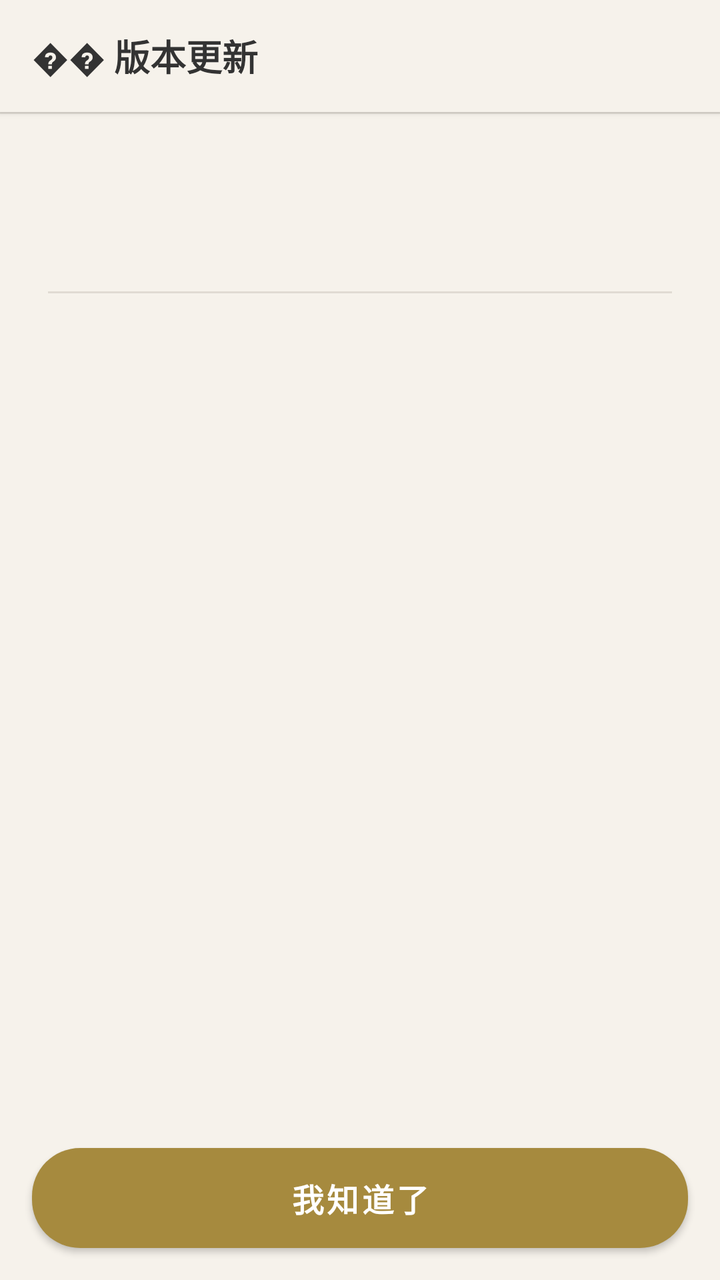
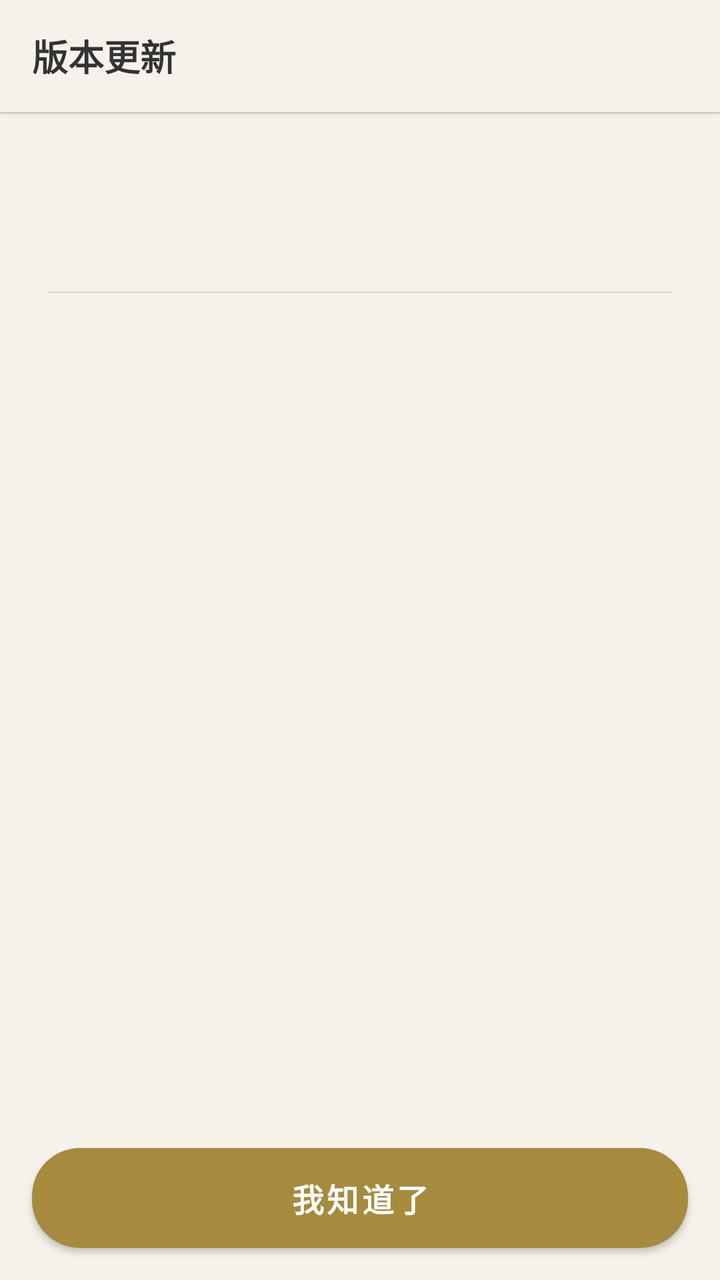

Screens rendered from an Android XML layout before and after an edit, with the pre-edit source and the edit as a unified diff.
<!-- AndroidManifest.xml: activity theme Theme.YizhaiYiju -->
<!-- res/layout/activity_announcement.xml -->
<?xml version="1.0" encoding="utf-8"?>
<LinearLayout xmlns:android="http://schemas.android.com/apk/res/android"
    android:orientation="vertical"
    android:background="@color/bg_page"
    android:layout_width="match_parent"
    android:layout_height="match_parent">
    <LinearLayout
        android:gravity="center_vertical"
        android:background="@color/bg_toolbar"
        android:paddingLeft="16dp"
        android:paddingRight="16dp"
        android:layout_width="match_parent"
        android:layout_height="56dp"
        android:elevation="2dp"
        android:paddingHorizontal="16dp">
        <TextView
            android:textSize="18sp"
            android:textStyle="bold"
            android:textColor="@color/text_primary"
            android:layout_width="0dp"
            android:layout_height="wrap_content"
            android:text="�� 版本更新"
            android:layout_weight="1"/>
        <TextView
            android:textSize="13sp"
            android:textColor="@color/text_secondary"
            android:id="@+id/tv_version_label"
            android:layout_width="wrap_content"
            android:layout_height="wrap_content"/>
    </LinearLayout>
    <View
        android:background="@color/border_soft"
        android:layout_width="match_parent"
        android:layout_height="1dp"/>
    <ScrollView
        android:padding="24dp"
        android:layout_width="match_parent"
        android:layout_height="0dp"
        android:layout_weight="1">
        <LinearLayout
            android:orientation="vertical"
            android:layout_width="match_parent"
            android:layout_height="wrap_content">
            <TextView
                android:textSize="20sp"
                android:textStyle="bold"
                android:textColor="@color/text_primary"
                android:id="@+id/tv_title"
                android:layout_width="wrap_content"
                android:layout_height="wrap_content"/>
            <TextView
                android:textSize="13sp"
                android:textColor="@color/text_light"
                android:id="@+id/tv_date"
                android:layout_width="wrap_content"
                android:layout_height="wrap_content"
                android:layout_marginTop="4dp"/>
            <View
                android:background="@color/border_soft"
                android:layout_width="match_parent"
                android:layout_height="1dp"
                android:layout_marginTop="16dp"
                android:layout_marginBottom="16dp"
                android:layout_marginVertical="16dp"/>
            <LinearLayout
                android:orientation="vertical"
                android:id="@+id/items_container"
                android:layout_width="match_parent"
                android:layout_height="wrap_content"/>
        </LinearLayout>
    </ScrollView>
    <Button
        android:textSize="16sp"
        android:textStyle="bold"
        android:textColor="#ffffff"
        android:id="@+id/btn_dismiss"
        android:background="@drawable/bg_gold_button"
        android:layout_width="match_parent"
        android:layout_height="50dp"
        android:layout_margin="16dp"
        android:text="我知道了"/>
</LinearLayout>
<!-- resources referenced by this layout -->
<resources>
  <color name="bg_page">#f6f2eb</color>
  <color name="bg_toolbar">#f6f2eb</color>
  <color name="border_soft">#e0dbd3</color>
  <color name="text_light">#bbbbbb</color>
  <color name="text_primary">#333333</color>
  <color name="text_secondary">#666666</color>
  <!-- drawable bg_gold_button (drawable) -->
  <?xml version="1.0" encoding="utf-8"?>
  <shape xmlns:android="http://schemas.android.com/apk/res/android">
      <gradient
          android:startColor="#a68a3e"
          android:endColor="#8a7232"
          android:angle="135"/>
      <corners android:radius="24dp"/>
  </shape>
  <style name="Theme.YizhaiYiju" parent="Theme.MaterialComponents.Light.NoActionBar">
          <item name="colorPrimary">@color/primary</item>
          <item name="colorPrimaryDark">@color/primary</item>
          <item name="colorAccent">@color/accent</item>
          <item name="android:windowBackground">@color/bg_page</item>
          <item name="android:statusBarColor">@color/bg_page</item>
      </style>
  <color name="primary">#a68a3e</color>
  <color name="accent">#b5452a</color>
</resources>

<!-- the commit's change to res/layout/activity_announcement.xml (unified diff, before → after) -->
@@ -19,7 +19,7 @@
             android:textColor="@color/text_primary"
             android:layout_width="0dp"
             android:layout_height="wrap_content"
-            android:text="�� 版本更新"
+            android:text="版本更新"
             android:layout_weight="1"/>
         <TextView
             android:textSize="13sp"
